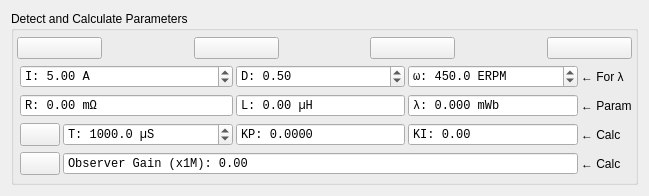
First picture: the form in widgets/detectfoc.ui, repository vedderb/vesc_tool, before the edit.
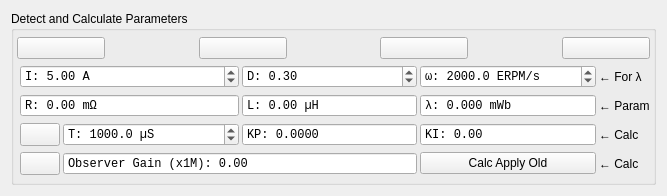
Second picture: the form after the edit. Icons and pictures are not drawn.

What changed in the file:
```diff
--- a/widgets/detectfoc.ui
+++ b/widgets/detectfoc.ui
@@ -6,7 +6,7 @@
    <rect>
     <x>0</x>
     <y>0</y>
-    <width>649</width>
+    <width>667</width>
     <height>196</height>
    </rect>
   </property>
@@ -19,7 +19,7 @@
      <property name="title">
       <string>Detect and Calculate Parameters</string>
      </property>
-     <layout class="QGridLayout" name="gridLayout" columnstretch="0,0,1,1,1,0">
+     <layout class="QGridLayout" name="gridLayout" columnstretch="0,0,0,0,0,0">
       <property name="leftMargin">
        <number>3</number>
       </property>
@@ -35,6 +35,71 @@
       <property name="spacing">
        <number>3</number>
       </property>
+      <item row="3" column="5">
+       <widget class="QLabel" name="label_3">
+        <property name="text">
+         <string>← Calc</string>
+        </property>
+       </widget>
+      </item>
+      <item row="4" column="5">
+       <widget class="QLabel" name="label_4">
+        <property name="text">
+         <string>← Calc</string>
+        </property>
+       </widget>
+      </item>
+      <item row="1" column="1" colspan="2">
+       <widget class="QDoubleSpinBox" name="currentBox">
+        <property name="font">
+         <font>
+          <family>Monospace</family>
+         </font>
+        </property>
+        <property name="toolTip">
+         <string>Current for starting</string>
+        </property>
+        <property name="prefix">
+         <string>I: </string>
+        </property>
+        <property name="suffix">
+         <string> A</string>
+        </property>
+        <property name="maximum">
+         <double>100000.000000000000000</double>
+        </property>
+        <property name="value">
+         <double>5.000000000000000</double>
+        </property>
+       </widget>
+      </item>
+      <item row="1" column="3">
+       <widget class="QDoubleSpinBox" name="dutyBox">
+        <property name="font">
+         <font>
+          <family>Monospace</family>
+         </font>
+        </property>
+        <property name="toolTip">
+         <string>Duty cycle to sample at</string>
+        </property>
+        <property name="prefix">
+         <string>D: </string>
+        </property>
+        <property name="suffix">
+         <string/>
+        </property>
+        <property name="maximum">
+         <double>1.000000000000000</double>
+        </property>
+        <property name="singleStep">
+         <double>0.050000000000000</double>
+        </property>
+        <property name="value">
+         <double>0.300000000000000</double>
+        </property>
+       </widget>
+      </item>
       <item row="1" column="4">
        <widget class="QDoubleSpinBox" name="erpmBox">
         <property name="font">
@@ -49,7 +114,7 @@
          <string>ω: </string>
         </property>
         <property name="suffix">
-         <string> ERPM</string>
+         <string> ERPM/s</string>
         </property>
         <property name="decimals">
          <number>1</number>
@@ -61,7 +126,168 @@
          <double>10.000000000000000</double>
         </property>
         <property name="value">
-         <double>450.000000000000000</double>
+         <double>2000.000000000000000</double>
+        </property>
+       </widget>
+      </item>
+      <item row="1" column="5">
+       <widget class="QLabel" name="label_2">
+        <property name="text">
+         <string>← For λ</string>
+        </property>
+       </widget>
+      </item>
+      <item row="3" column="2">
+       <widget class="QDoubleSpinBox" name="tcBox">
+        <property name="sizePolicy">
+         <sizepolicy hsizetype="MinimumExpanding" vsizetype="Fixed">
+          <horstretch>0</horstretch>
+          <verstretch>0</verstretch>
+         </sizepolicy>
+        </property>
+        <property name="font">
+         <font>
+          <family>Monospace</family>
+         </font>
+        </property>
+        <property name="toolTip">
+         <string>Time constant for calculating KP and KI</string>
+        </property>
+        <property name="prefix">
+         <string>T: </string>
+        </property>
+        <property name="suffix">
+         <string> µS</string>
+        </property>
+        <property name="decimals">
+         <number>1</number>
+        </property>
+        <property name="maximum">
+         <double>100000.000000000000000</double>
+        </property>
+        <property name="singleStep">
+         <double>100.000000000000000</double>
+        </property>
+        <property name="value">
+         <double>1000.000000000000000</double>
+        </property>
+       </widget>
+      </item>
+      <item row="3" column="3">
+       <widget class="QDoubleSpinBox" name="kpBox">
+        <property name="font">
+         <font>
+          <family>Monospace</family>
+         </font>
+        </property>
+        <property name="toolTip">
+         <string>Current control KP</string>
+        </property>
+        <property name="readOnly">
+         <bool>true</bool>
+        </property>
+        <property name="buttonSymbols">
+         <enum>QAbstractSpinBox::NoButtons</enum>
+        </property>
+        <property name="prefix">
+         <string>KP: </string>
+        </property>
+        <property name="suffix">
+         <string/>
+        </property>
+        <property name="decimals">
+         <number>4</number>
+        </property>
+        <property name="maximum">
+         <double>1000.000000000000000</double>
+        </property>
+        <property name="singleStep">
+         <double>0.010000000000000</double>
+        </property>
+        <property name="value">
+         <double>0.000000000000000</double>
+        </property>
+       </widget>
+      </item>
+      <item row="3" column="4">
+       <widget class="QDoubleSpinBox" name="kiBox">
+        <property name="font">
+         <font>
+          <family>Monospace</family>
+         </font>
+        </property>
+        <property name="toolTip">
+         <string>Current control KI</string>
+        </property>
+        <property name="readOnly">
+         <bool>true</bool>
+        </property>
+        <property name="buttonSymbols">
+         <enum>QAbstractSpinBox::NoButtons</enum>
+        </property>
+        <property name="prefix">
+         <string>KI: </string>
+        </property>
+        <property name="suffix">
+         <string/>
+        </property>
+        <property name="decimals">
+         <number>2</number>
+        </property>
+        <property name="maximum">
+         <double>100000.000000000000000</double>
+        </property>
+        <property name="singleStep">
+         <double>1.000000000000000</double>
+        </property>
+        <property name="value">
+         <double>0.000000000000000</double>
+        </property>
+       </widget>
+      </item>
+      <item row="2" column="4">
+       <widget class="QDoubleSpinBox" name="lambdaBox">
+        <property name="sizePolicy">
+         <sizepolicy hsizetype="MinimumExpanding" vsizetype="Fixed">
+          <horstretch>0</horstretch>
+          <verstretch>0</verstretch>
+         </sizepolicy>
+        </property>
+        <property name="font">
+         <font>
+          <family>Monospace</family>
+         </font>
+        </property>
+        <property name="toolTip">
+         <string>Motor flux linkage</string>
+        </property>
+        <property name="readOnly">
+         <bool>true</bool>
+        </property>
+        <property name="buttonSymbols">
+         <enum>QAbstractSpinBox::NoButtons</enum>
+        </property>
+        <property name="prefix">
+         <string>λ: </string>
+        </property>
+        <property name="suffix">
+         <string> mWb</string>
+        </property>
+        <property name="decimals">
+         <number>3</number>
+        </property>
+        <property name="maximum">
+         <double>100.000000000000000</double>
+        </property>
+        <property name="singleStep">
+         <double>0.000100000000000</double>
+        </property>
+       </widget>
+      </item>
+      <item row="2" column="5">
+       <widget class="QLabel" name="label">
+        <property name="text">
+         <string>← Param</string>
         </property>
        </widget>
       </item>
@@ -230,42 +456,14 @@
         </item>
        </layout>
       </item>
-      <item row="1" column="3">
-       <widget class="QDoubleSpinBox" name="dutyBox">
-        <property name="font">
-         <font>
-          <family>Monospace</family>
-         </font>
-        </property>
-        <property name="toolTip">
-         <string>Duty cycle to sample at</string>
-        </property>
-        <property name="prefix">
-         <string>D: </string>
-        </property>
-        <property name="suffix">
-         <string/>
-        </property>
-        <property name="maximum">
-         <double>1.000000000000000</double>
-        </property>
-        <property name="singleStep">
-         <double>0.100000000000000</double>
-        </property>
-        <property name="value">
-         <double>0.500000000000000</double>
-        </property>
-       </widget>
-      </item>
-      <item row="1" column="5">
-       <widget class="QLabel" name="label_2">
-        <property name="text">
-         <string>← For λ</string>
-        </property>
-       </widget>
-      </item>
       <item row="2" column="3">
        <widget class="QDoubleSpinBox" name="inductanceBox">
+        <property name="sizePolicy">
+         <sizepolicy hsizetype="MinimumExpanding" vsizetype="Fixed">
+          <horstretch>0</horstretch>
+          <verstretch>0</verstretch>
+         </sizepolicy>
+        </property>
         <property name="font">
          <font>
           <family>Monospace</family>
@@ -294,215 +492,14 @@
         </property>
        </widget>
       </item>
-      <item row="2" column="4">
-       <widget class="QDoubleSpinBox" name="lambdaBox">
-        <property name="font">
-         <font>
-          <family>Monospace</family>
-         </font>
-        </property>
-        <property name="toolTip">
-         <string>Motor flux linkage</string>
-        </property>
-        <property name="readOnly">
-         <bool>true</bool>
-        </property>
-        <property name="buttonSymbols">
-         <enum>QAbstractSpinBox::NoButtons</enum>
-        </property>
-        <property name="prefix">
-         <string>λ: </string>
-        </property>
-        <property name="suffix">
-         <string> mWb</string>
-        </property>
-        <property name="decimals">
-         <number>3</number>
-        </property>
-        <property name="maximum">
-         <double>100.000000000000000</double>
-        </property>
-        <property name="singleStep">
-         <double>0.000100000000000</double>
-        </property>
-       </widget>
-      </item>
-      <item row="2" column="5">
-       <widget class="QLabel" name="label">
-        <property name="text">
-         <string>← Param</string>
-        </property>
-       </widget>
-      </item>
-      <item row="3" column="2">
-       <widget class="QDoubleSpinBox" name="tcBox">
-        <property name="font">
-         <font>
-          <family>Monospace</family>
-         </font>
-        </property>
-        <property name="toolTip">
-         <string>Time constant for calculating KP and KI</string>
-        </property>
-        <property name="prefix">
-         <string>T: </string>
-        </property>
-        <property name="suffix">
-         <string> µS</string>
-        </property>
-        <property name="decimals">
-         <number>1</number>
-        </property>
-        <property name="maximum">
-         <double>100000.000000000000000</double>
-        </property>
-        <property name="singleStep">
-         <double>100.000000000000000</double>
-        </property>
-        <property name="value">
-         <double>1000.000000000000000</double>
-        </property>
-       </widget>
-      </item>
-      <item row="3" column="3">
-       <widget class="QDoubleSpinBox" name="kpBox">
-        <property name="font">
-         <font>
-          <family>Monospace</family>
-         </font>
-        </property>
-        <property name="toolTip">
-         <string>Current control KP</string>
-        </property>
-        <property name="readOnly">
-         <bool>true</bool>
-        </property>
-        <property name="buttonSymbols">
-         <enum>QAbstractSpinBox::NoButtons</enum>
-        </property>
-        <property name="prefix">
-         <string>KP: </string>
-        </property>
-        <property name="suffix">
-         <string/>
-        </property>
-        <property name="decimals">
-         <number>4</number>
-        </property>
-        <property name="maximum">
-         <double>1000.000000000000000</double>
-        </property>
-        <property name="singleStep">
-         <double>0.010000000000000</double>
-        </property>
-        <property name="value">
-         <double>0.000000000000000</double>
-        </property>
-       </widget>
-      </item>
-      <item row="3" column="4">
-       <widget class="QDoubleSpinBox" name="kiBox">
-        <property name="font">
-         <font>
-          <family>Monospace</family>
-         </font>
-        </property>
-        <property name="toolTip">
-         <string>Current control KI</string>
-        </property>
-        <property name="readOnly">
-         <bool>true</bool>
-        </property>
-        <property name="buttonSymbols">
-         <enum>QAbstractSpinBox::NoButtons</enum>
-        </property>
-        <property name="prefix">
-         <string>KI: </string>
-        </property>
-        <property name="suffix">
-         <string/>
-        </property>
-        <property name="decimals">
-         <number>2</number>
-        </property>
-        <property name="maximum">
-         <double>100000.000000000000000</double>
-        </property>
-        <property name="singleStep">
-         <double>1.000000000000000</double>
-        </property>
-        <property name="value">
-         <double>0.000000000000000</double>
-        </property>
-       </widget>
-      </item>
-      <item row="3" column="5">
-       <widget class="QLabel" name="label_3">
-        <property name="text">
-         <string>← Calc</string>
-        </property>
-       </widget>
-      </item>
-      <item row="4" column="2" colspan="3">
-       <widget class="QDoubleSpinBox" name="obsGainBox">
-        <property name="font">
-         <font>
-          <family>Monospace</family>
-         </font>
-        </property>
-        <property name="toolTip">
-         <string>Observer gain</string>
-        </property>
-        <property name="readOnly">
-         <bool>true</bool>
-        </property>
-        <property name="buttonSymbols">
-         <enum>QAbstractSpinBox::NoButtons</enum>
-        </property>
-        <property name="prefix">
-         <string>Observer Gain (x1M): </string>
-        </property>
-        <property name="suffix">
-         <string/>
-        </property>
-        <property name="maximum">
-         <double>10000.000000000000000</double>
-        </property>
-       </widget>
-      </item>
-      <item row="4" column="5">
-       <widget class="QLabel" name="label_4">
-        <property name="text">
-         <string>← Calc</string>
-        </property>
-       </widget>
-      </item>
-      <item row="1" column="1" colspan="2">
-       <widget class="QDoubleSpinBox" name="currentBox">
-        <property name="font">
-         <font>
-          <family>Monospace</family>
-         </font>
-        </property>
-        <property name="toolTip">
-         <string>Current for starting</string>
-        </property>
-        <property name="prefix">
-         <string>I: </string>
-        </property>
-        <property name="suffix">
-         <string> A</string>
-        </property>
-        <property name="maximum">
-         <double>100000.000000000000000</double>
-        </property>
-        <property name="value">
-         <double>5.000000000000000</double>
-        </property>
-       </widget>
-      </item>
       <item row="2" column="1" colspan="2">
        <widget class="QDoubleSpinBox" name="resistanceBox">
+        <property name="sizePolicy">
+         <sizepolicy hsizetype="MinimumExpanding" vsizetype="Fixed">
+          <horstretch>0</horstretch>
+          <verstretch>0</verstretch>
+         </sizepolicy>
+        </property>
         <property name="font">
          <font>
           <family>Monospace</family>
@@ -574,6 +571,47 @@
         </property>
        </widget>
       </item>
+      <item row="4" column="2" colspan="2">
+       <widget class="QDoubleSpinBox" name="obsGainBox">
+        <property name="font">
+         <font>
+          <family>Monospace</family>
+         </font>
+        </property>
+        <property name="toolTip">
+         <string>Observer gain</string>
+        </property>
+        <property name="readOnly">
+         <bool>true</bool>
+        </property>
+        <property name="buttonSymbols">
+         <enum>QAbstractSpinBox::NoButtons</enum>
+        </property>
+        <property name="prefix">
+         <string>Observer Gain (x1M): </string>
+        </property>
+        <property name="suffix">
+         <string/>
+        </property>
+        <property name="maximum">
+         <double>10000.000000000000000</double>
+        </property>
+       </widget>
+      </item>
+      <item row="4" column="4">
+       <widget class="QPushButton" name="calcApplyLocalButton">
+        <property name="toolTip">
+         <string>Calculate KP, KI and Observer Gain from the entered settings and the time constant, and apply them.</string>
+        </property>
+        <property name="text">
+         <string>Calc Apply Old</string>
+        </property>
+        <property name="icon">
+         <iconset resource="../res.qrc">
+          <normaloff>:/res/icons/Calculator-96.png</normaloff>:/res/icons/Calculator-96.png</iconset>
+        </property>
+       </widget>
+      </item>
      </layout>
     </widget>
    </item>
```
Left out of the diff: 2 changed lines with no effect on the pictures.
